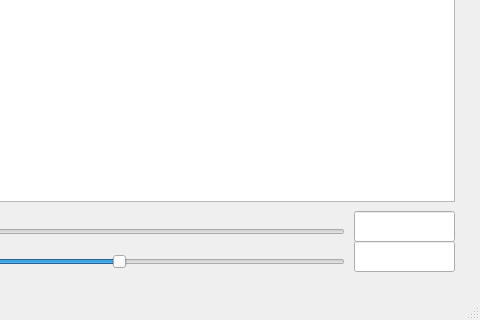
Above: slideshow.ui from qchen2017/BloodVesselVisualization before the change; both pictures show x 316 to 796 and y 428 to 748 of the 796 by 748 pixel window. Below: the same form after it.
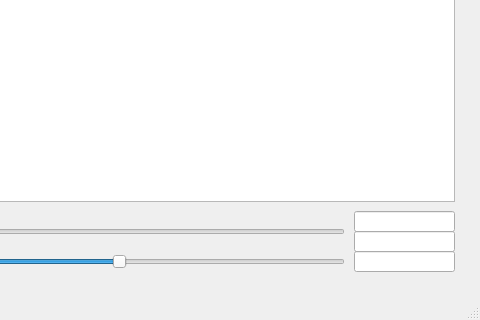
That is the form after the change.

Commit message:
fixed the order of images on slidieshow
fixed order and added lineEdit to ui's

Patch:
```diff
--- a/slideshow.ui
+++ b/slideshow.ui
@@ -78,7 +78,7 @@
       <x>670</x>
       <y>620</y>
       <width>101</width>
-      <height>31</height>
+      <height>21</height>
      </rect>
     </property>
    </widget>
@@ -102,9 +102,9 @@
     <property name="geometry">
      <rect>
       <x>670</x>
-      <y>650</y>
+      <y>640</y>
       <width>101</width>
-      <height>31</height>
+      <height>21</height>
      </rect>
     </property>
    </widget>
@@ -130,6 +130,19 @@
      <enum>Qt::Horizontal</enum>
     </property>
    </widget>
+   <widget class="QLineEdit" name="currentImage_lineEdit">
+    <property name="enabled">
+     <bool>true</bool>
+    </property>
+    <property name="geometry">
+     <rect>
+      <x>670</x>
+      <y>660</y>
+      <width>101</width>
+      <height>21</height>
+     </rect>
+    </property>
+   </widget>
   </widget>
   <widget class="QMenuBar" name="menubar">
    <property name="geometry">
```
Left out of the diff: 2 changed lines with no effect on the pictures. The commit also changes 7 other files.
